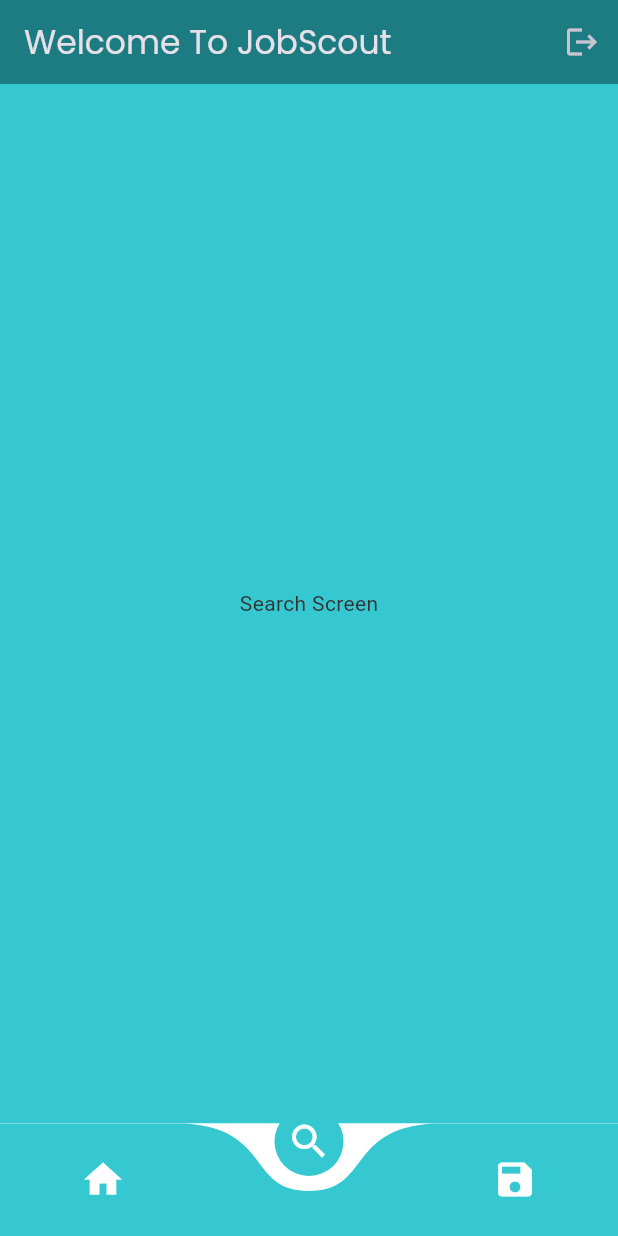
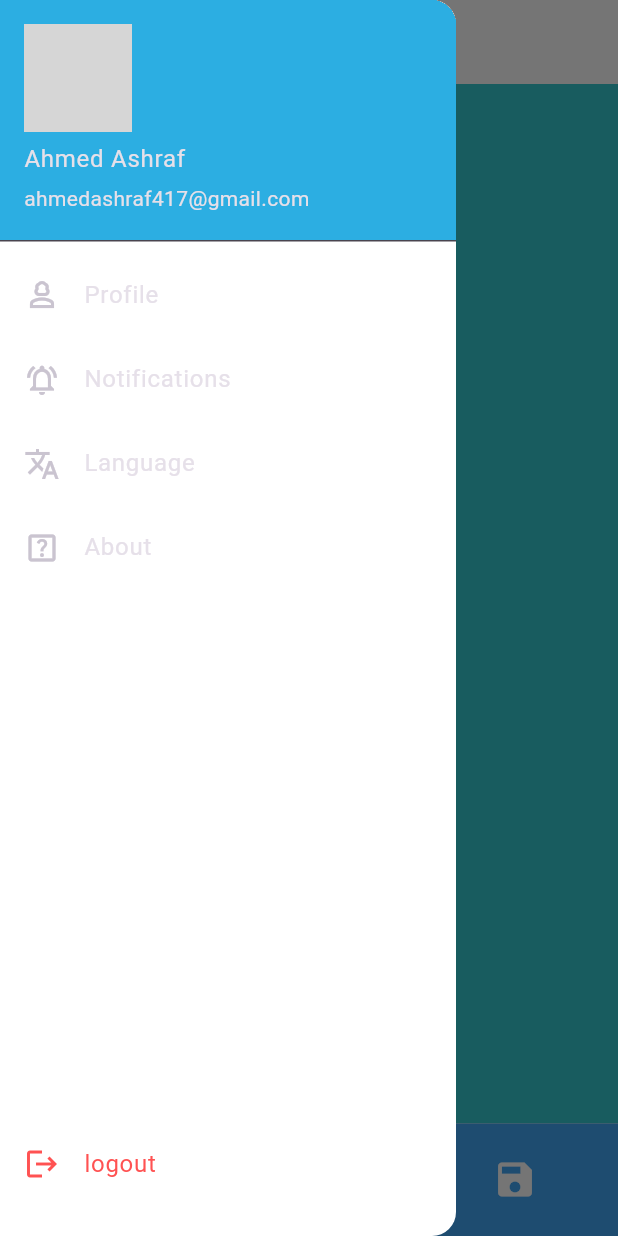
Before and after one commit to KareemEzzat91/job_Scout, a Flutter app: the screen it shows once a user with an empty profile is signed in, item 2 of the bottom bar chosen, with the side drawer open (before the commit the screen has no drawer), on a phone screen of 412 x 824 dp. Run offline on Flutter 3.47's test engine with Material 3 defaults, Android fonts, the phone set to English and light mode, and no system bars; drawn by our look-alikes of curved_navigation_bar; our stand-ins replace bloc, carousel_slider, dio, firebase_auth, firebase_core, firebase_messaging and 7 more; missing offline and left inert: flutter_facebook_auth, searchable_listview; accounts and stored records are empty; network calls fail; grey boxes are pictures that could not be loaded.

Commit message:
ahmedashraf

```diff
--- /dev/null
+++ b/devtools_options.yaml
@@ -0,0 +1,3 @@
+description: This file stores settings for Dart & Flutter DevTools.
+documentation: https://docs.flutter.dev/tools/devtools/extensions#configure-extension-enablement-states
+extensions:
--- a/lib/HomeScreen/MainScreen.dart
+++ b/lib/HomeScreen/MainScreen.dart
@@ -42,18 +42,62 @@ class _MainscreenState extends State<Mainscreen> {
 
     return Scaffold(
       appBar: AppBar(
-          backgroundColor: kDarkColor,
-          title: const Text("Welcome To JobScout"),
-          actions: [
-            IconButton(onPressed: (){
-              GoogleSignIn().disconnect();
-              Hivehelper.logout();
-              FirebaseAuth.instance.signOut();
-              Navigator.pushReplacement(context,
-                MaterialPageRoute(builder: (context)=> onboardingScreen()),);
-
-            }, icon: const Icon(Icons.logout))
-          ]
+        centerTitle: true,
+        iconTheme: IconThemeData(color: Colors.blue[400]),
+        backgroundColor: Colors.white,
+        title: Padding(
+          padding: const EdgeInsets.all(50.0),
+          child: Text(
+            'Job Finder',
+            textAlign: TextAlign.center,
+            style: TextStyle(fontSize: 22, fontWeight: FontWeight.w900,color: Colors.blue),
+          ),
+        ),
+      ),
+      drawer: Drawer(
+        backgroundColor: Colors.white,
+        child: Column(
+          children: [
+            UserAccountsDrawerHeader(
+                currentAccountPicture: CircleAvatar(
+                  backgroundImage: NetworkImage(
+                      "https://th.bing.com/th/id/OIP.1cqb9FuTBVMfBMvyhRTvPwHaL1?w=124&h=199&c=7&r=0&o=5&pid=1.7"),
+                ),
+                decoration: BoxDecoration(
+                  color: Color(0xff2CAEE2),
+                ),
+                accountName: Text("Ahmed Ashraf"),
+                accountEmail: Text("ahmedashraf417@gmail.com")),
+            ListTile(
+              leading: Icon(Icons.person_3_outlined),
+              title: Text("Profile"),
+              onTap: () {},
+            ),
+            ListTile(
+                leading: Icon(Icons.notifications_active_outlined),
+                title: Text("Notifications"),
+                onTap: () {}),
+            ListTile(
+                leading: Icon(Icons.translate),
+                title: Text("Language"),
+                onTap: () {}),
+            ListTile(
+                leading: Icon(Icons.help_center_outlined),
+                title: Text("About"),
+                onTap: () {}),
+            Spacer(),
+            Padding(
+              padding: const EdgeInsets.only(bottom: 20.0),
+              child: ListTile(
+                  leading: Icon(Icons.logout, color: Colors.redAccent),
+                  title: Text(
+                    "logout",
+                    style: TextStyle(color: Colors.redAccent),
+                  ),
+                  onTap: () {}),
+            )
+          ],
+        ),
       ),
       body: Screens[Selectedindex], // Display the selected screen
       bottomNavigationBar: CurvedNavigationBar(
@@ -63,8 +107,8 @@ class _MainscreenState extends State<Mainscreen> {
           Icon(Icons.search, size: 30),
           Icon(Icons.save, size: 30),
         ],
-        color: kPrimaryColor,
-        buttonBackgroundColor: kPrimaryColor,
+        color: Colors.blue.withOpacity(.85),
+        buttonBackgroundColor: Colors.blue[400],
         backgroundColor: Colors.white,
         animationCurve: Curves.easeInOut,
         animationDuration: Duration(milliseconds: 600),
--- a/lib/HomeScreen/Maincubit/main_state.dart
+++ b/lib/HomeScreen/Maincubit/main_state.dart
@@ -2,7 +2,7 @@ part of 'main_cubit.dart';
 
 @immutable
 sealed class MainState {}
-
+final class SavedChanger extends MainState {}
 final class MainInitial extends MainState {}
 final class LoadingState extends MainState {}
 final class SuccessState extends MainState {}
```
Also changed, not shown: lib/HomeScreen/HomeScreen.dart (+75 -92 lines), lib/HomeScreen/Maincubit/main_cubit.dart (+8 -1 lines).
